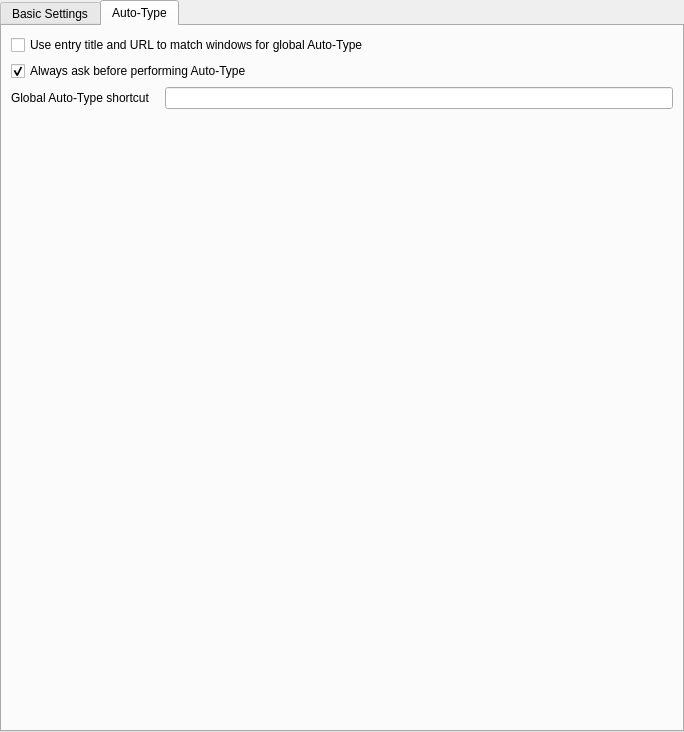
The window that src/gui/SettingsWidgetGeneral.ui (keepassxreboot/keepassxc) describes before a commit, drawn with Qt 5.
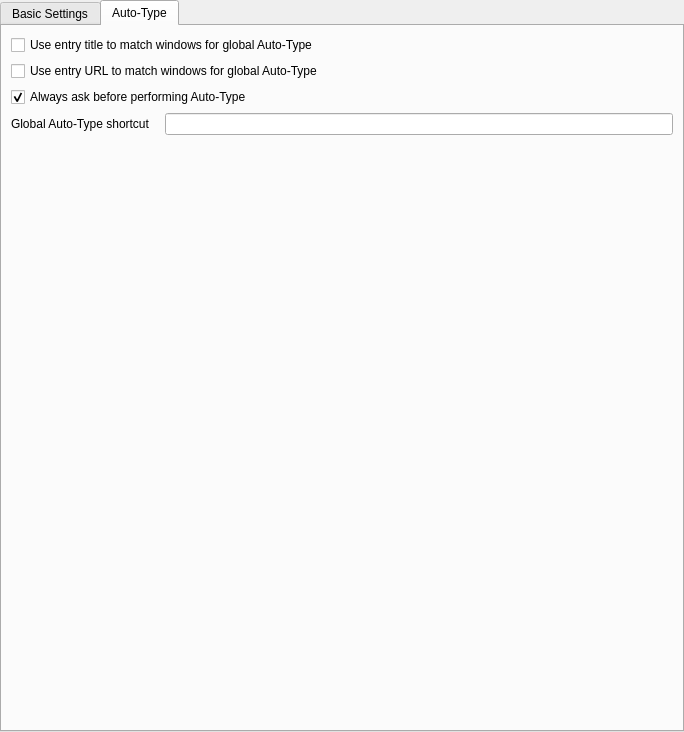
The same window after the commit. The open tabs and pages were chosen to show the change. Custom widgets are drawn as their Qt base class.

Commit message: Split auto-type title and URL matching into separate options

What changed in the file:
```diff
--- a/src/gui/SettingsWidgetGeneral.ui
+++ b/src/gui/SettingsWidgetGeneral.ui
@@ -303,7 +303,14 @@
        <item>
         <widget class="QCheckBox" name="autoTypeEntryTitleMatchCheckBox">
          <property name="text">
-          <string>Use entry title and URL to match windows for global Auto-Type</string>
+          <string>Use entry title to match windows for global Auto-Type</string>
+         </property>
+        </widget>
+       </item>
+       <item>
+        <widget class="QCheckBox" name="autoTypeEntryURLMatchCheckBox">
+         <property name="text">
+          <string>Use entry URL to match windows for global Auto-Type</string>
          </property>
         </widget>
        </item>
```
The commit also changes 3 other files.
